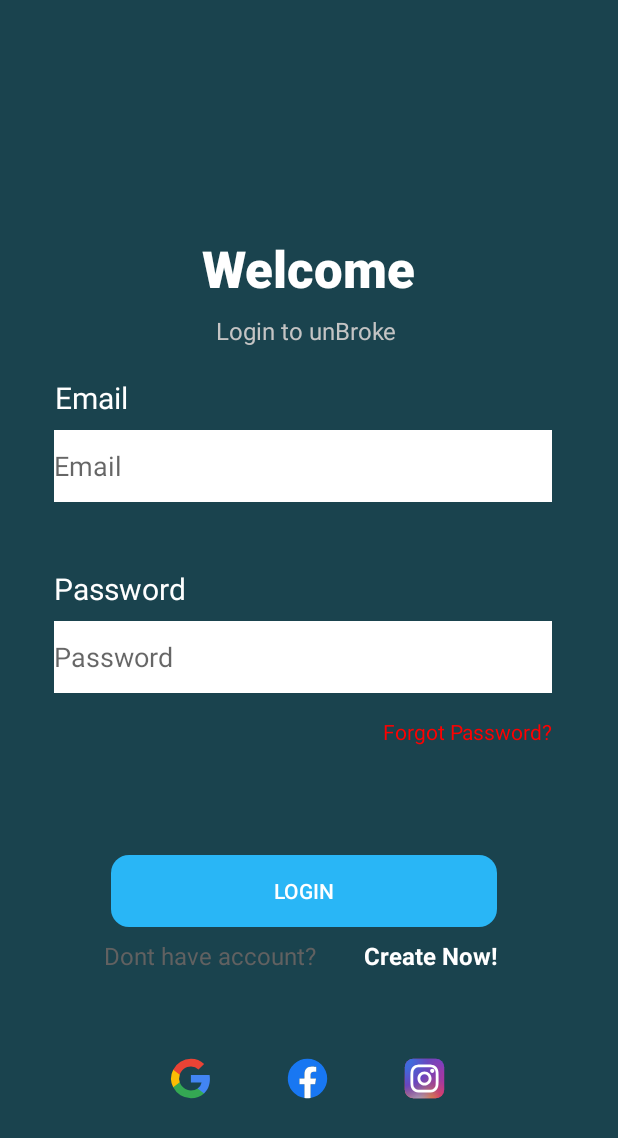
After one commit to aidil576/UnbrokeBudgetApp, an Android app: the fragment LoginFragment shown on its own in the app's theme, on a phone screen of 412 x 824 dp. The commit adds this screen. Shown: the top 1138 px of the screen. Run offline under Robolectric (Android 15) with nearby library versions, the phone set to English and light mode, and no system bars.

Commit message:
Welcome page

```diff
--- a/app/src/main/AndroidManifest.xml
+++ b/app/src/main/AndroidManifest.xml
@@ -12,6 +12,10 @@
         android:supportsRtl="true"
         android:theme="@style/Theme.UnBrokeBudgetApplication"
         tools:targetApi="31">
+        <meta-data
+            android:name="com.google.android.actions"
+            android:resource="@xml/corner_rect" />
+
         <activity
             android:name=".MainActivity"
             android:exported="true"
@@ -27,8 +31,6 @@
                 android:name="android.app.lib_name"
                 android:value="" />
         </activity>
-
-
     </application>
 
 </manifest>
--- /dev/null
+++ b/app/src/main/java/com/example/unbrokebudgetapplication/LoginFragment.java
@@ -0,0 +1,64 @@
+package com.example.unbrokebudgetapplication;
+
+import android.os.Bundle;
+
+import androidx.fragment.app.Fragment;
+
+import android.view.LayoutInflater;
+import android.view.View;
+import android.view.ViewGroup;
+
+/**
+ * A simple {@link Fragment} subclass.
+ * Use the {@link LoginFragment#newInstance} factory method to
+ * create an instance of this fragment.
+ */
+public class LoginFragment extends Fragment {
+
+    // TODO: Rename parameter arguments, choose names that match
+    // the fragment initialization parameters, e.g. ARG_ITEM_NUMBER
+    private static final String ARG_PARAM1 = "param1";
+    private static final String ARG_PARAM2 = "param2";
+
+    // TODO: Rename and change types of parameters
+    private String mParam1;
+    private String mParam2;
+
+    public LoginFragment() {
+        // Required empty public constructor
+    }
+
+    /**
+     * Use this factory method to create a new instance of
+     * this fragment using the provided parameters.
+     *
+     * @param param1 Parameter 1.
+     * @param param2 Parameter 2.
+     * @return A new instance of fragment LoginFragment.
+     */
+    // TODO: Rename and change types and number of parameters
+    public static LoginFragment newInstance(String param1, String param2) {
+        LoginFragment fragment = new LoginFragment();
+        Bundle args = new Bundle();
+        args.putString(ARG_PARAM1, param1);
+        args.putString(ARG_PARAM2, param2);
+        fragment.setArguments(args);
+        return fragment;
+    }
+
+    @Override
+    public void onCreate(Bundle savedInstanceState) {
+        super.onCreate(savedInstanceState);
+        if (getArguments() != null) {
+            mParam1 = getArguments().getString(ARG_PARAM1);
+            mParam2 = getArguments().getString(ARG_PARAM2);
+        }
+    }
+
+    @Override
+    public View onCreateView(LayoutInflater inflater, ViewGroup container,
+                             Bundle savedInstanceState) {
+        // Inflate the layout for this fragment
+        return inflater.inflate(R.layout.fragment_login, container, false);
+    }
+}
--- /dev/null
+++ b/app/src/main/res/drawable/corner_rect.xml
@@ -0,0 +1,5 @@
+<?xml version="1.0" encoding="utf-8"?>
+<shape xmlns:android="http://schemas.android.com/apk/res/android"
+    android:shape="rectangle">
+    <corners android:radius="12dp" />
+</shape>
--- /dev/null
+++ b/app/src/main/res/drawable/facebook_svgrepo_com.xml
@@ -0,0 +1,12 @@
+<vector xmlns:android="http://schemas.android.com/apk/res/android"
+    android:width="800dp"
+    android:height="800dp"
+    android:viewportWidth="16"
+    android:viewportHeight="16">
+  <path
+      android:pathData="M15,8a7,7 0,0 0,-7 -7,7 7,0 0,0 -1.094,13.915v-4.892H5.13V8h1.777V6.458c0,-1.754 1.045,-2.724 2.644,-2.724 0.766,0 1.567,0.137 1.567,0.137v1.723h-0.883c-0.87,0 -1.14,0.54 -1.14,1.093V8h1.941l-0.31,2.023H9.094v4.892A7.001,7.001 0,0 0,15 8z"
+      android:fillColor="#1877F2"/>
+  <path
+      android:pathData="M10.725,10.023L11.035,8H9.094V6.687c0,-0.553 0.27,-1.093 1.14,-1.093h0.883V3.87s-0.801,-0.137 -1.567,-0.137c-1.6,0 -2.644,0.97 -2.644,2.724V8H5.13v2.023h1.777v4.892a7.037,7.037 0,0 0,2.188 0v-4.892h1.63z"
+      android:fillColor="#ffffff"/>
+</vector>
--- /dev/null
+++ b/app/src/main/res/drawable/google_svgrepo_com.xml
@@ -0,0 +1,18 @@
+<vector xmlns:android="http://schemas.android.com/apk/res/android"
+    android:width="800dp"
+    android:height="800dp"
+    android:viewportWidth="16"
+    android:viewportHeight="16">
+  <path
+      android:pathData="M14.9,8.161c0,-0.476 -0.039,-0.954 -0.121,-1.422h-6.64v2.695h3.802a3.24,3.24 0,0 1,-1.407 2.127v1.75h2.269c1.332,-1.22 2.097,-3.02 2.097,-5.15z"
+      android:fillColor="#4285F4"/>
+  <path
+      android:pathData="M8.14,15c1.898,0 3.499,-0.62 4.665,-1.69l-2.268,-1.749c-0.631,0.427 -1.446,0.669 -2.395,0.669 -1.836,0 -3.393,-1.232 -3.952,-2.888H1.85v1.803A7.044,7.044 0,0 0,8.14 15z"
+      android:fillColor="#34A853"/>
+  <path
+      android:pathData="M4.187,9.342a4.17,4.17 0,0 1,0 -2.68V4.859H1.849a6.97,6.97 0,0 0,0 6.286l2.338,-1.803z"
+      android:fillColor="#FBBC04"/>
+  <path
+      android:pathData="M8.14,3.77a3.837,3.837 0,0 1,2.7 1.05l2.01,-1.999a6.786,6.786 0,0 0,-4.71 -1.82,7.042 7.042,0 0,0 -6.29,3.858L4.186,6.66c0.556,-1.658 2.116,-2.89 3.952,-2.89z"
+      android:fillColor="#EA4335"/>
+</vector>
--- /dev/null
+++ b/app/src/main/res/drawable/instagram_1_svgrepo_com.xml
@@ -0,0 +1,61 @@
+<vector xmlns:android="http://schemas.android.com/apk/res/android"
+    xmlns:aapt="http://schemas.android.com/aapt"
+    android:width="800dp"
+    android:height="800dp"
+    android:viewportWidth="32"
+    android:viewportHeight="32">
+  <path
+      android:pathData="M8,2L24,2A6,6 0,0 1,30 8L30,24A6,6 0,0 1,24 30L8,30A6,6 0,0 1,2 24L2,8A6,6 0,0 1,8 2z">
+    <aapt:attr name="android:fillColor">
+      <gradient
+          android:centerX="12"
+          android:centerY="23"
+          android:gradientRadius="25.52"
+          android:type="radial">
+        <item android:offset="0" android:color="#FFB13589"/>
+        <item android:offset="0.793" android:color="#FFC62F94"/>
+        <item android:offset="1" android:color="#FF8A3AC8"/>
+      </gradient>
+    </aapt:attr>
+  </path>
+  <path
+      android:pathData="M8,2L24,2A6,6 0,0 1,30 8L30,24A6,6 0,0 1,24 30L8,30A6,6 0,0 1,2 24L2,8A6,6 0,0 1,8 2z">
+    <aapt:attr name="android:fillColor">
+      <gradient
+          android:centerX="11"
+          android:centerY="31"
+          android:gradientRadius="22.594"
+          android:type="radial">
+        <item android:offset="0" android:color="#FFE0E8B7"/>
+        <item android:offset="0.445" android:color="#FFFB8A2E"/>
+        <item android:offset="0.715" android:color="#FFE2425C"/>
+        <item android:offset="1" android:color="#00E2425C"/>
+      </gradient>
+    </aapt:attr>
+  </path>
+  <path
+      android:pathData="M8,2L24,2A6,6 0,0 1,30 8L30,24A6,6 0,0 1,24 30L8,30A6,6 0,0 1,2 24L2,8A6,6 0,0 1,8 2z">
+    <aapt:attr name="android:fillColor">
+      <gradient
+          android:centerX="0.5"
+          android:centerY="3"
+          android:gradientRadius="38.891"
+          android:type="radial">
+        <item android:offset="0.157" android:color="#FF406ADC"/>
+        <item android:offset="0.468" android:color="#FF6A45BE"/>
+        <item android:offset="1" android:color="#006A45BE"/>
+      </gradient>
+    </aapt:attr>
+  </path>
+  <path
+      android:pathData="M23,10.5C23,11.328 22.328,12 21.5,12C20.672,12 20,11.328 20,10.5C20,9.672 20.672,9 21.5,9C22.328,9 23,9.672 23,10.5Z"
+      android:fillColor="#ffffff"/>
+  <path
+      android:pathData="M16,21C18.761,21 21,18.761 21,16C21,13.239 18.761,11 16,11C13.239,11 11,13.239 11,16C11,18.761 13.239,21 16,21ZM16,19C17.657,19 19,17.657 19,16C19,14.343 17.657,13 16,13C14.343,13 13,14.343 13,16C13,17.657 14.343,19 16,19Z"
+      android:fillColor="#ffffff"
+      android:fillType="evenOdd"/>
+  <path
+      android:pathData="M6,15.6C6,12.24 6,10.559 6.654,9.276C7.229,8.147 8.147,7.229 9.276,6.654C10.559,6 12.24,6 15.6,6H16.4C19.76,6 21.441,6 22.724,6.654C23.853,7.229 24.771,8.147 25.346,9.276C26,10.559 26,12.24 26,15.6V16.4C26,19.76 26,21.441 25.346,22.724C24.771,23.853 23.853,24.771 22.724,25.346C21.441,26 19.76,26 16.4,26H15.6C12.24,26 10.559,26 9.276,25.346C8.147,24.771 7.229,23.853 6.654,22.724C6,21.441 6,19.76 6,16.4V15.6ZM15.6,8H16.4C18.113,8 19.278,8.002 20.178,8.075C21.055,8.147 21.503,8.277 21.816,8.436C22.569,8.819 23.181,9.431 23.564,10.184C23.723,10.497 23.853,10.945 23.925,11.822C23.998,12.722 24,13.887 24,15.6V16.4C24,18.113 23.998,19.278 23.925,20.178C23.853,21.055 23.723,21.503 23.564,21.816C23.181,22.569 22.569,23.181 21.816,23.564C21.503,23.723 21.055,23.853 20.178,23.925C19.278,23.998 18.113,24 16.4,24H15.6C13.887,24 12.722,23.998 11.822,23.925C10.945,23.853 10.497,23.723 10.184,23.564C9.431,23.181 8.819,22.569 8.436,21.816C8.277,21.503 8.147,21.055 8.075,20.178C8.002,19.278 8,18.113 8,16.4V15.6C8,13.887 8.002,12.722 8.075,11.822C8.147,10.945 8.277,10.497 8.436,10.184C8.819,9.431 9.431,8.819 10.184,8.436C10.497,8.277 10.945,8.147 11.822,8.075C12.722,8.002 13.887,8 15.6,8Z"
+      android:fillColor="#ffffff"
+      android:fillType="evenOdd"/>
+</vector>
--- /dev/null
+++ b/app/src/main/res/layout/fragment_login.xml
@@ -0,0 +1,179 @@
+<?xml version="1.0" encoding="utf-8"?>
+<androidx.constraintlayout.widget.ConstraintLayout xmlns:android="http://schemas.android.com/apk/res/android"
+    xmlns:app="http://schemas.android.com/apk/res-auto"
+    xmlns:tools="http://schemas.android.com/tools"
+    android:id="@+id/frameLayout2"
+    android:layout_width="match_parent"
+    android:layout_height="match_parent"
+    android:background="#1A434E"
+    tools:context=".LoginFragment">
+
+    <TextView
+        android:id="@+id/TVWelcome"
+        android:layout_width="wrap_content"
+        android:layout_height="wrap_content"
+        android:layout_marginTop="156dp"
+        android:fontFamily="sans-serif-medium"
+        android:text="@string/welcome"
+        android:textColor="#FFFFFF"
+        android:textSize="34sp"
+        android:textStyle="bold"
+        app:layout_constraintEnd_toEndOf="parent"
+        app:layout_constraintStart_toStartOf="parent"
+        app:layout_constraintTop_toTopOf="parent" />
+
+    <TextView
+        android:id="@+id/TVWelcomeDesc"
+        android:layout_width="wrap_content"
+        android:layout_height="wrap_content"
+        android:layout_marginTop="8dp"
+        android:text="@string/welcomedesc"
+        android:textColor="#C4C4C4"
+        android:textSize="16sp"
+        app:layout_constraintEnd_toEndOf="parent"
+        app:layout_constraintHorizontal_bias="0.494"
+        app:layout_constraintStart_toStartOf="parent"
+        app:layout_constraintTop_toBottomOf="@+id/TVWelcome" />
+
+    <TextView
+        android:id="@+id/TVEmail"
+        android:layout_width="wrap_content"
+        android:layout_height="wrap_content"
+        android:layout_marginTop="20dp"
+        android:text="@string/email"
+        android:textColor="#FFFFFF"
+        android:textSize="20sp"
+        app:layout_constraintEnd_toEndOf="parent"
+        app:layout_constraintHorizontal_bias="0.1"
+        app:layout_constraintStart_toStartOf="parent"
+        app:layout_constraintTop_toBottomOf="@+id/TVWelcomeDesc" />
+
+    <EditText
+        android:id="@+id/ETmail"
+        android:layout_width="332dp"
+        android:layout_height="48dp"
+        android:layout_marginStart="36dp"
+        android:layout_marginTop="8dp"
+        android:background="#FFFFFF"
+        android:ems="10"
+        android:hint="@string/email"
+        android:inputType="textPersonName"
+        android:minHeight="48dp"
+        app:layout_constraintStart_toStartOf="parent"
+        app:layout_constraintTop_toBottomOf="@+id/TVEmail" />
+
+    <TextView
+        android:id="@+id/TVPassword"
+        android:layout_width="wrap_content"
+        android:layout_height="wrap_content"
+        android:layout_marginTop="44dp"
+        android:text="@string/password"
+        android:textColor="#FFFFFF"
+        android:textSize="20sp"
+        app:layout_constraintEnd_toEndOf="parent"
+        app:layout_constraintHorizontal_bias="0.111"
+        app:layout_constraintStart_toStartOf="parent"
+        app:layout_constraintTop_toBottomOf="@+id/ETmail" />
+
+    <EditText
+        android:id="@+id/ETPassword"
+        android:layout_width="332dp"
+        android:layout_height="48dp"
+        android:layout_marginStart="36dp"
+        android:layout_marginTop="8dp"
+        android:background="#FFFFFF"
+        android:ems="10"
+        android:hint="@string/password"
+        android:inputType="textPassword"
+        app:layout_constraintStart_toStartOf="parent"
+        app:layout_constraintTop_toBottomOf="@+id/TVPassword" />
+
+    <TextView
+        android:id="@+id/TVForgotPass"
+        android:layout_width="wrap_content"
+        android:layout_height="wrap_content"
+        android:layout_marginTop="16dp"
+        android:text="@string/forgotpass"
+        android:textColor="#FF0000"
+        app:layout_constraintEnd_toEndOf="parent"
+        app:layout_constraintHorizontal_bias="0.855"
+        app:layout_constraintStart_toStartOf="parent"
+        app:layout_constraintTop_toBottomOf="@+id/ETPassword" />
+
+    <Button
+        android:id="@+id/BtnLogin"
+        android:layout_width="257dp"
+        android:layout_height="48dp"
+        android:layout_marginTop="108dp"
+        android:background="@drawable/corner_rect"
+        android:backgroundTint="#29B6F6"
+        android:text="@string/login"
+        android:textColor="#FFFFFF"
+        app:layout_constraintEnd_toEndOf="parent"
+        app:layout_constraintHorizontal_bias="0.48"
+        app:layout_constraintStart_toStartOf="parent"
+        app:layout_constraintTop_toBottomOf="@+id/ETPassword" />
+
+    <TextView
+        android:id="@+id/TVCreateAcc"
+        android:layout_width="wrap_content"
+        android:layout_height="wrap_content"
+        android:layout_marginTop="8dp"
+        android:layout_marginEnd="80dp"
+        android:text="@string/createacc"
+        android:textColor="#FFFFFF"
+        android:textSize="16sp"
+        android:textStyle="bold"
+        app:layout_constraintEnd_toEndOf="parent"
+        app:layout_constraintTop_toBottomOf="@+id/BtnLogin" />
+
+    <TextView
+        android:id="@+id/TVNoAcc"
+        android:layout_width="wrap_content"
+        android:layout_height="wrap_content"
+        android:layout_marginTop="8dp"
+        android:text="@string/noacc"
+        android:textColor="#616161"
+        android:textSize="16sp"
+        app:layout_constraintEnd_toEndOf="parent"
+        app:layout_constraintHorizontal_bias="0.256"
+        app:layout_constraintStart_toStartOf="parent"
+        app:layout_constraintTop_toBottomOf="@+id/BtnLogin" />
+
+    <ImageView
+        android:id="@+id/IVGoogle"
+        android:layout_width="30dp"
+        android:layout_height="30dp"
+        android:layout_marginStart="112dp"
+        android:layout_marginTop="56dp"
+        android:adjustViewBounds="true"
+        android:scaleType="fitXY"
+        android:src="@drawable/google_svgrepo_com"
+        app:layout_constraintStart_toStartOf="parent"
+        app:layout_constraintTop_toBottomOf="@+id/TVNoAcc" />
+
+    <ImageView
+        android:id="@+id/IVFacebook"
+        android:layout_width="30dp"
+        android:layout_height="30dp"
+        android:layout_marginStart="48dp"
+        android:layout_marginTop="56dp"
+        android:adjustViewBounds="true"
+        android:scaleType="fitXY"
+        android:src="@drawable/facebook_svgrepo_com"
+        app:layout_constraintStart_toEndOf="@+id/IVGoogle"
+        app:layout_constraintTop_toBottomOf="@+id/TVNoAcc" />
+
+    <ImageView
+        android:id="@+id/IVInsta"
+        android:layout_width="30dp"
+        android:layout_height="30dp"
+        android:layout_marginStart="48dp"
+        android:layout_marginTop="56dp"
+        android:adjustViewBounds="true"
+        android:scaleType="fitXY"
+        android:src="@drawable/instagram_1_svgrepo_com"
+        app:layout_constraintStart_toEndOf="@+id/IVFacebook"
+        app:layout_constraintTop_toBottomOf="@+id/TVCreateAcc" />
+
+</androidx.constraintlayout.widget.ConstraintLayout>
--- a/app/src/main/res/values/strings.xml
+++ b/app/src/main/res/values/strings.xml
@@ -13,4 +13,12 @@
     <string name="saving_tip">Saving Tip</string>
     <!-- TODO: Remove or change this placeholder text -->
     <string name="hello_blank_fragment">Hello blank fragment</string>
+    <string name="welcome">Welcome</string>
+    <string name="welcomedesc">Login to unBroke</string>
+    <string name="email">Email</string>
+    <string name="password">Password</string>
+    <string name="forgotpass">Forgot Password?</string>
+    <string name="login">Login</string>
+    <string name="noacc">Dont have account?</string>
+    <string name="createacc">Create Now!</string>
 </resources>
```
Also changed, not shown: app/src/main/assets/font/Poppins-Regular.ttf (added), app/src/main/assets/font/Poppins-SemiBold.ttf (added).
